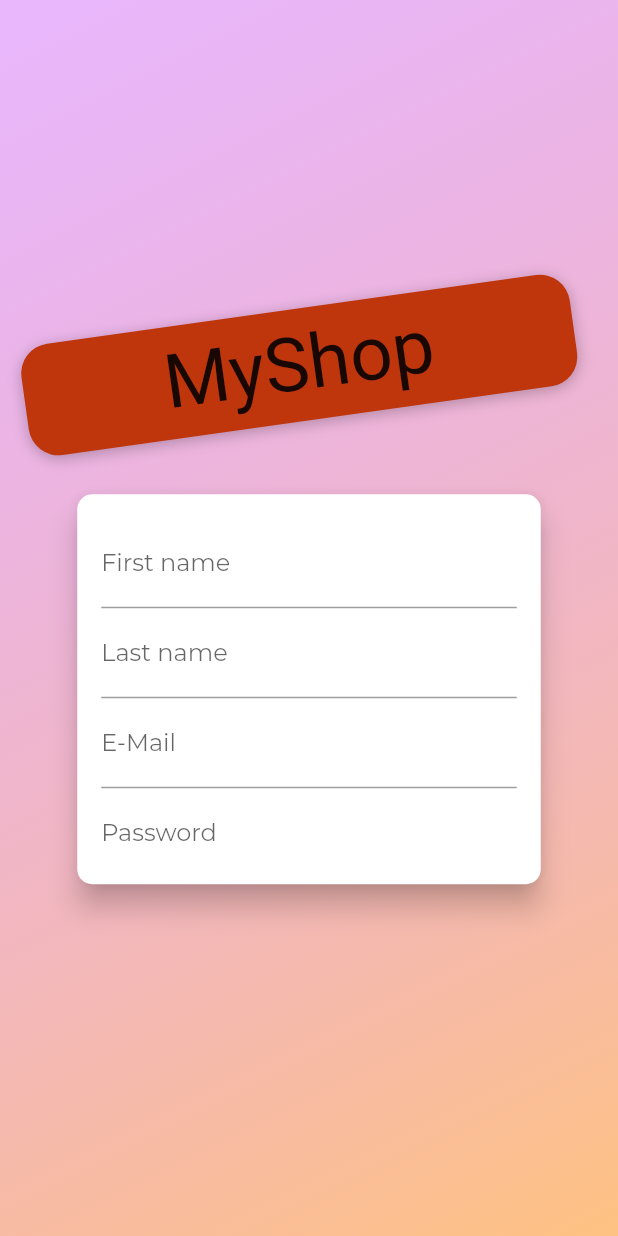
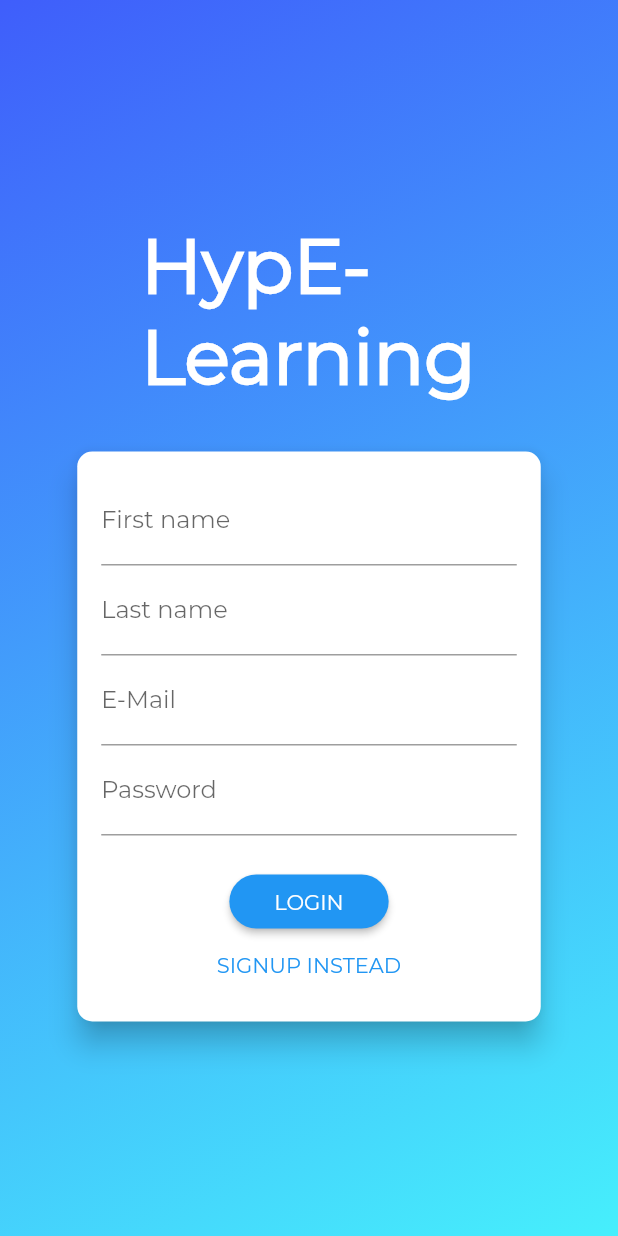
Before and after one commit to DEViper/hypE-Learning-Mobile, a Flutter app: the SignUpScreen screen opened by its route, on a phone screen of 412 x 824 dp. Run offline on Flutter 3.47's test engine with Material 2 defaults, Android fonts, the phone set to English and light mode, and no system bars; our stand-ins replace shared_preferences; accounts and stored records are empty; Roboto replaces fonts that are missing (Anton); project files that could hold a hidden picture were left out.

Commit message:
Stylish gradient

```diff
--- a/lib/screens/signUp_screen.dart
+++ b/lib/screens/signUp_screen.dart
@@ -24,9 +24,9 @@ class SignUpScreen extends StatelessWidget {
           Container(
             decoration: BoxDecoration(
               gradient: LinearGradient(
-                colors: [
-                  Color.fromRGBO(215, 117, 255, 1).withOpacity(0.5),
-                  Color.fromRGBO(255, 188, 117, 1).withOpacity(0.9),
+                     colors: [
+                  Color.fromRGBO(63, 94, 251, 1).withOpacity(1),
+                  Color.fromRGBO(70, 239, 252, 1).withOpacity(1),
                 ],
                 begin: Alignment.topLeft,
                 end: Alignment.bottomRight,
@@ -47,27 +47,13 @@ class SignUpScreen extends StatelessWidget {
                       margin: EdgeInsets.only(bottom: 20.0),
                       padding:
                           EdgeInsets.symmetric(vertical: 8.0, horizontal: 94.0),
-                      transform: Matrix4.rotationZ(-8 * pi / 180)
-                        ..translate(-10.0),
-                      // ..translate(-10.0),
-                      decoration: BoxDecoration(
-                        borderRadius: BorderRadius.circular(20),
-                        color: Colors.deepOrange.shade900,
-                        boxShadow: [
-                          BoxShadow(
-                            blurRadius: 8,
-                            color: Colors.black26,
-                            offset: Offset(0, 2),
-                          )
-                        ],
-                      ),
-                      child: Text(
-                        'MyShop',
+                 child: Text(
+                        'HypE-Learning',
                         style: TextStyle(
-                          color: Theme.of(context).accentTextTheme.title.color,
+                          color: Colors.white,
                           fontSize: 50,
-                          fontFamily: 'Anton',
-                          fontWeight: FontWeight.normal,
+                          fontFamily: 'Montserrat',
+                          fontWeight: FontWeight.bold,
                         ),
                       ),
                     ),
@@ -233,7 +219,7 @@ class _SignUpCardState extends State<SignUpCard>
         height: _SignUpMode == SignUpMode.Signup ? 320 : 260,
         // height: _heightAnimation.value.height,
         constraints:
-            BoxConstraints(minHeight: _SignUpMode == SignUpMode.Signup ? 320 : 260),
+            BoxConstraints(minHeight: 380  ),
         width: deviceSize.width * 0.75,
         padding: EdgeInsets.all(16.0),
         child: Form(
```
Also changed, not shown: lib/main.dart (+5 -2 lines), lib/screens/course_detail_screen.dart (+0 -13 lines), lib/screens/signIn_screen.dart (+6 -20 lines).
